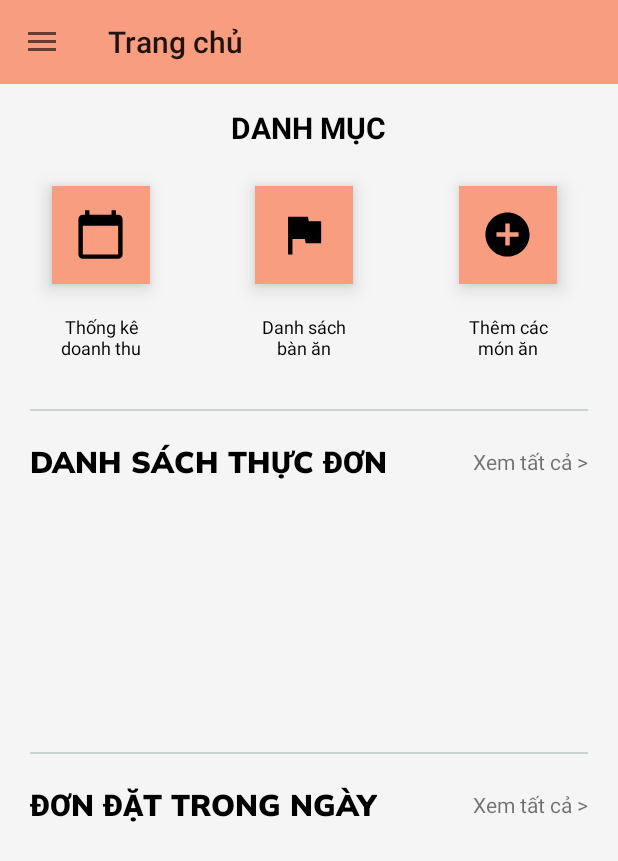
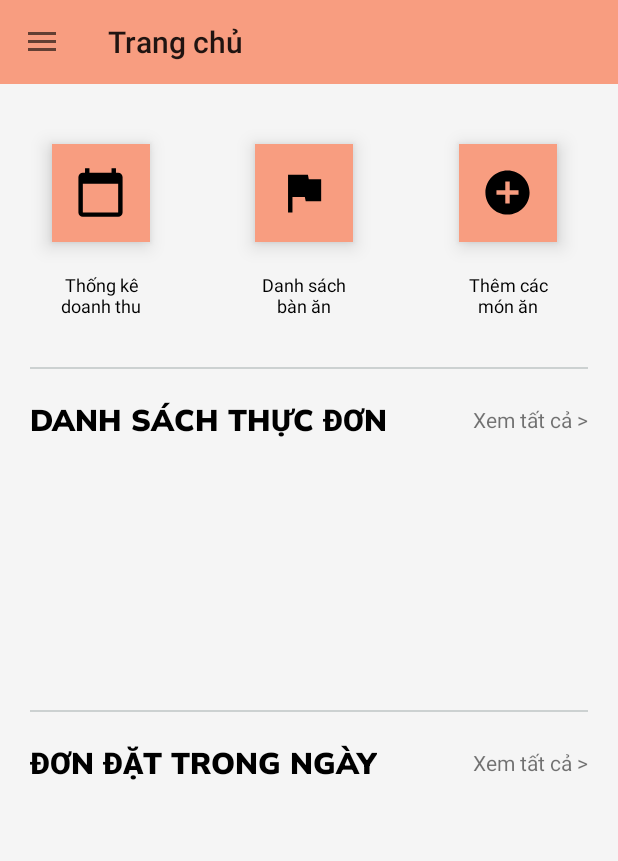
Before and after one commit to trngbro/ThuanThanh, an Android app: the DisplayHomeFragment screen opened directly, with no data from a screen before it, on a phone screen of 412 x 824 dp. Shown: the top 861 px of the screen. Run offline under Robolectric (Android 15) with nearby library versions, the phone set to English and light mode, and no system bars; Roboto replaces fonts that are not available here.

Commit message:
delete junks

```diff
--- a/app/src/main/res/layout/displayhome_layout.xml
+++ b/app/src/main/res/layout/displayhome_layout.xml
@@ -16,26 +16,10 @@
             android:orientation="vertical"
             android:paddingBottom="20dp" >
 
-            <TextView
-                android:layout_gravity="center"
-                android:id="@+id/txt_welcom_XinChao"
-                android:layout_width="wrap_content"
-                android:layout_height="wrap_content"
-                android:layout_centerHorizontal="true"
-                android:text="Danh mục"
-                android:textStyle="bold"
-                android:textColor="@color/black"
-                android:textSize="20sp"
-                android:textAllCaps="true"
-                android:layout_margin="10dp"
-                android:paddingTop="5dp"
-                android:paddingBottom="5dp"
-                android:paddingRight="10dp"
-                android:paddingLeft="10dp" />
-
             <LinearLayout
                 android:layout_width="match_parent"
                 android:layout_height="wrap_content"
+                android:layout_marginTop="30dp"
                 android:layout_gravity="center"
                 android:orientation="horizontal" >
 
```
